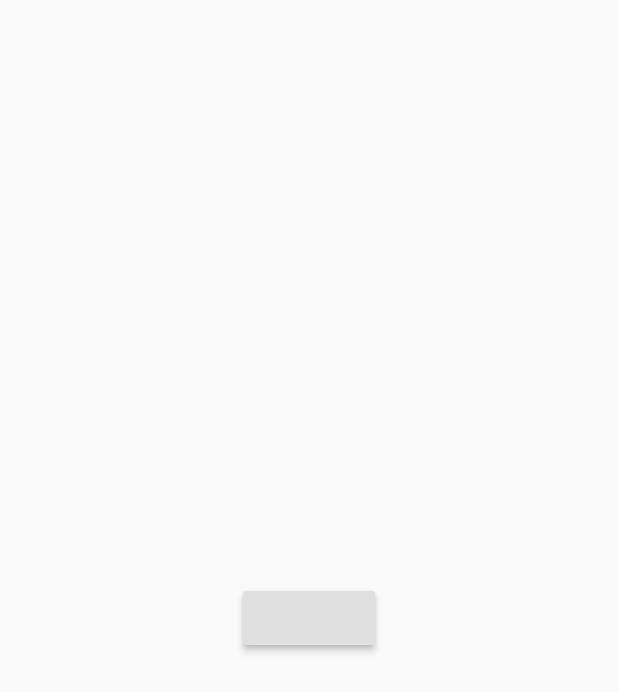
After one commit to ImperialOctopus/fridgespace, a Flutter app: the SplashScreen screen opened directly, on a phone screen of 412 x 824 dp. The commit adds this screen. Shown: the top 692 px of the screen. Run offline on Flutter 3.47's test engine with Material 2 defaults, Android fonts, the phone set to English and light mode, and no system bars; our stand-ins replace firebase_core; accounts and stored records are empty.

Commit message:
Add splash screen component

```diff
--- /dev/null
+++ b/lib/screen/splash/splash_screen.dart
@@ -0,0 +1,18 @@
+import 'package:flutter/material.dart';
+
+/// Screen to show when app loads, before sign in.
+class SplashScreen extends StatelessWidget {
+  /// Screen to show when app loads, before sign in.
+  const SplashScreen();
+
+  @override
+  Widget build(BuildContext context) {
+    return Scaffold(
+        body: Center(
+      child: RaisedButton(
+        onPressed: () {},
+        child: const Text(''),
+      ),
+    ));
+  }
+}
--- a/pubspec.yaml
+++ b/pubspec.yaml
@@ -28,6 +28,9 @@ dependencies:
   flutter_bloc: ^7.0.0-nullsafety.0
 
   firebase_core: ^0.8.0-nullsafety.1
+  firebase_auth: ^0.21.0-nullsafety.0
+
+  google_sign_in: ^5.0.0-nullsafety
 
   # The following adds the Cupertino Icons font to your application.
   # Use with the CupertinoIcons class for iOS style icons.
```
Also changed, not shown: lib/food_coin_app.dart (+7 -7 lines), pubspec.lock.
